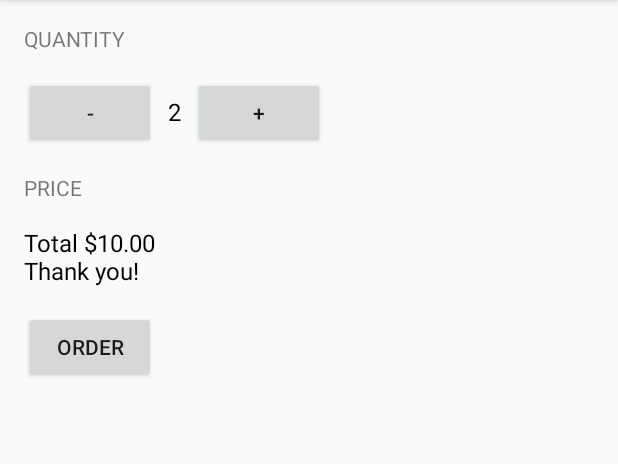
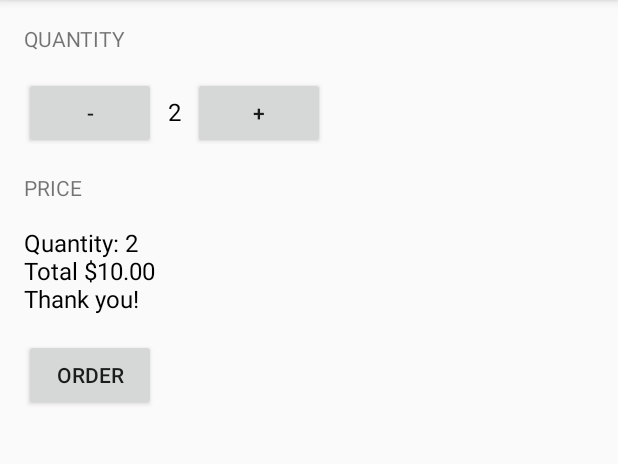
Before and after one commit to letrandat/just-java, an Android app: the screen it shows after launch (MainActivity), on a phone screen of 412 x 824 dp, the part 84-548 px from its top. Run offline under Robolectric (Android 15) with nearby library versions, the phone set to English and light mode, and no system bars.

Commit message:
add createOrderSummary

```diff
--- a/app/src/main/java/com/daynhauhoc/justjava/MainActivity.java
+++ b/app/src/main/java/com/daynhauhoc/justjava/MainActivity.java
@@ -63,7 +63,7 @@ public class MainActivity extends AppCompatActivity {
      */
     public void submitOrder(View view) {
         displayQuantity(quantity);
-        displayPrice(calculatePrice(quantity));
+        createOrderSummary(calculatePrice(quantity));
     }
 
     /**
@@ -82,6 +82,14 @@ public class MainActivity extends AppCompatActivity {
         TextView priceTextView = (TextView) findViewById(R.id.price_text_view);
         String priceMessage = "Total "
                 + NumberFormat.getCurrencyInstance().format(number)
+                + "\nThank you!";
+        priceTextView.setText(priceMessage);
+    }
+
+    private void createOrderSummary(int price) {
+        TextView priceTextView = (TextView) findViewById(R.id.price_text_view);
+        String priceMessage = "Quantity: " + quantity
+                + "\nTotal " + NumberFormat.getCurrencyInstance().format(price)
                 + "\nThank you!";
         priceTextView.setText(priceMessage);
     }
```
